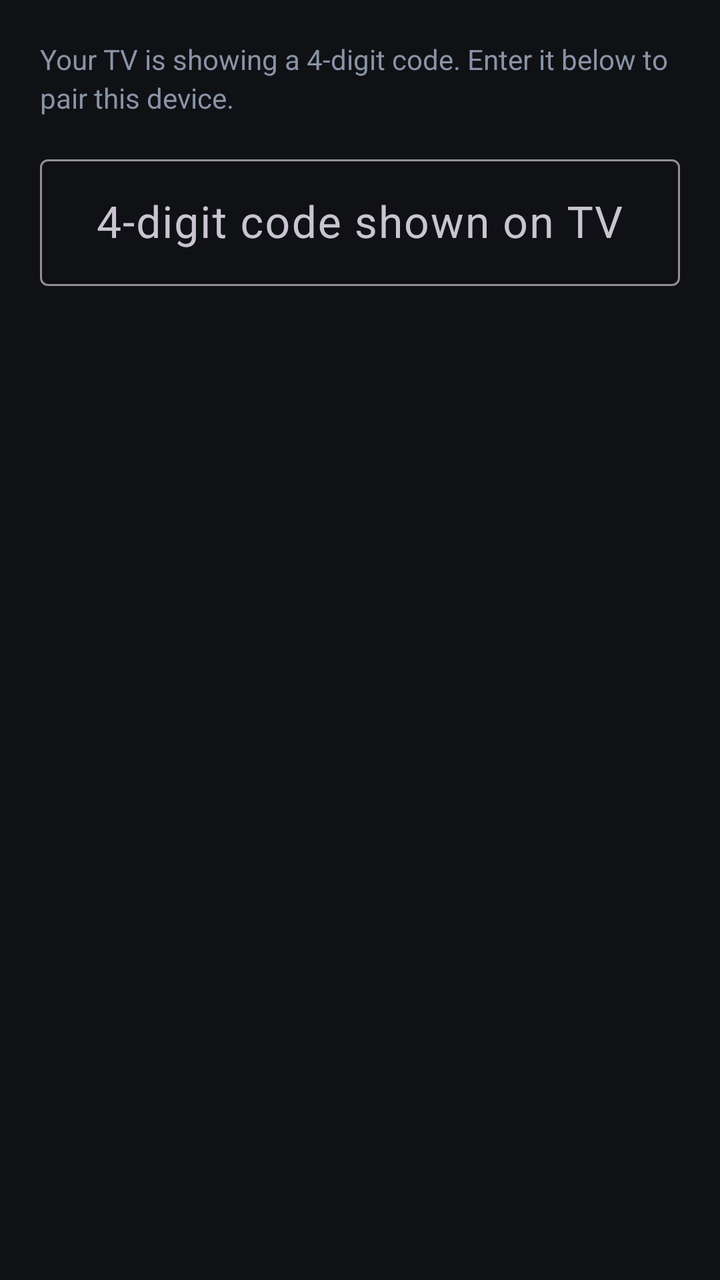
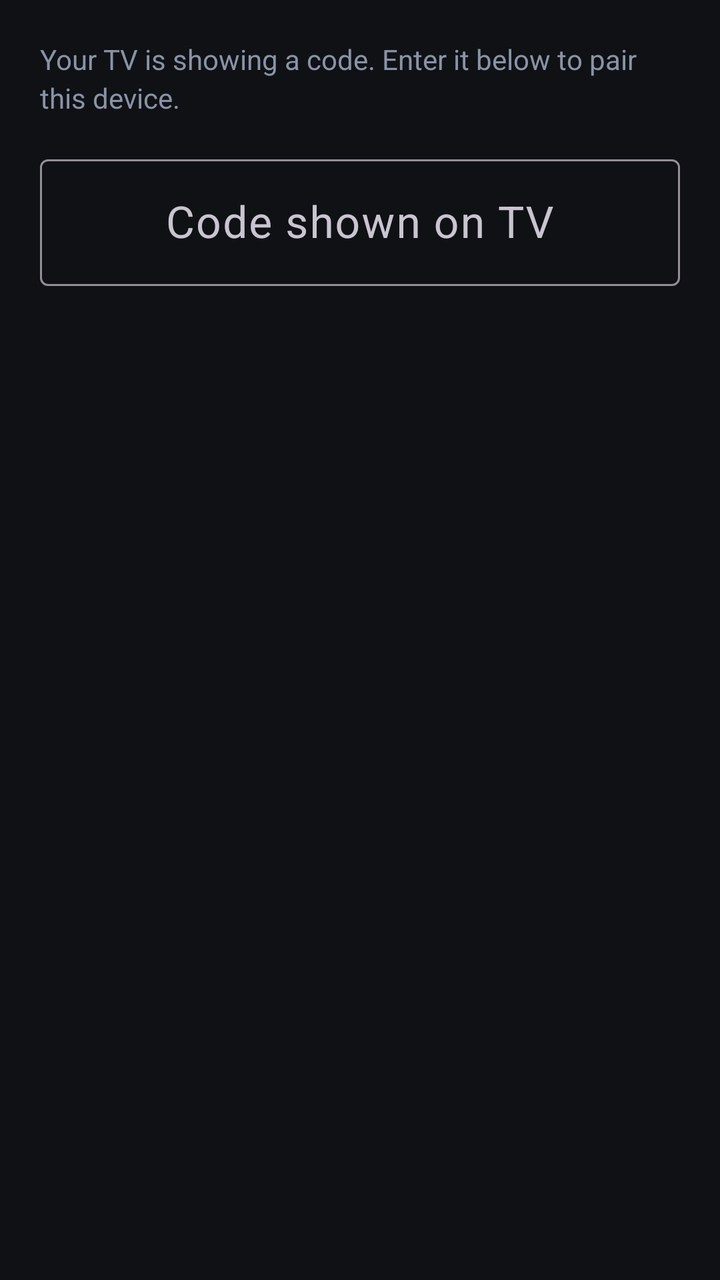

Two renders of the same Android screen: before a commit and after it. Below are the layout's source before the change and the commit's diff.
<!-- AndroidManifest.xml: application theme Theme.LGWebOSRemote -->
<!-- res/layout/dialog_pairing.xml -->
<?xml version="1.0" encoding="utf-8"?>
<LinearLayout xmlns:android="http://schemas.android.com/apk/res/android"
    android:layout_width="match_parent"
    android:layout_height="wrap_content"
    android:orientation="vertical"
    android:padding="20dp">

    <TextView
        android:layout_width="match_parent"
        android:layout_height="wrap_content"
        android:text="@string/pairing_message"
        android:textColor="@color/text_secondary"
        android:textSize="14sp"
        android:lineSpacingExtra="3dp" />

    <com.google.android.material.textfield.TextInputLayout
        android:layout_width="match_parent"
        android:layout_height="wrap_content"
        android:layout_marginTop="16dp"
        android:hint="@string/pairing_hint"
        style="@style/Widget.Material3.TextInputLayout.OutlinedBox">

        <com.google.android.material.textfield.TextInputEditText
            android:id="@+id/inputPin"
            android:layout_width="match_parent"
            android:layout_height="wrap_content"
            android:inputType="number"
            android:maxLength="4"
            android:maxLines="1"
            android:textSize="22sp"
            android:gravity="center"
            android:textColor="@color/text_primary" />
    </com.google.android.material.textfield.TextInputLayout>

</LinearLayout>
<!-- resources referenced by this layout -->
<resources>
  <color name="text_primary">#FFFFFF</color>
  <color name="text_secondary">#8A93A6</color>
  <string name="pairing_hint">4‑digit code shown on TV</string>
  <string name="pairing_message">Your TV is showing a 4‑digit code. Enter it below to pair this device.</string>
  <style name="Theme.LGWebOSRemote" parent="Theme.Material3.Dark.NoActionBar">
          <item name="colorPrimary">@color/accent</item>
          <item name="colorOnPrimary">@color/black</item>
          <item name="colorSecondary">@color/accent</item>
          <item name="colorOnSecondary">@color/black</item>
          <item name="android:statusBarColor">@color/bg</item>
          <item name="android:navigationBarColor">@color/bg</item>
          <item name="android:windowBackground">@color/bg</item>
      </style>
  <color name="accent">#38B6FF</color>
  <color name="black">#000000</color>
  <color name="bg">#0F1115</color>
</resources>

<!-- the commit's change to res/layout/dialog_pairing.xml (unified diff, before → after) -->
@@ -25,7 +25,7 @@
             android:layout_width="match_parent"
             android:layout_height="wrap_content"
             android:inputType="number"
-            android:maxLength="4"
+            android:maxLength="8"
             android:maxLines="1"
             android:textSize="22sp"
             android:gravity="center"
<!-- resource entries referenced after the edit -->
@@ -2,8 +2,8 @@
 <resources>
   <color name="text_primary">#FFFFFF</color>
   <color name="text_secondary">#8A93A6</color>
-  <string name="pairing_hint">4‑digit code shown on TV</string>
-  <string name="pairing_message">Your TV is showing a 4‑digit code. Enter it below to pair this device.</string>
+  <string name="pairing_hint">Code shown on TV</string>
+  <string name="pairing_message">Your TV is showing a code. Enter it below to pair this device.</string>
   <style name="Theme.LGWebOSRemote" parent="Theme.Material3.Dark.NoActionBar">
           <item name="colorPrimary">@color/accent</item>
           <item name="colorOnPrimary">@color/black</item>
